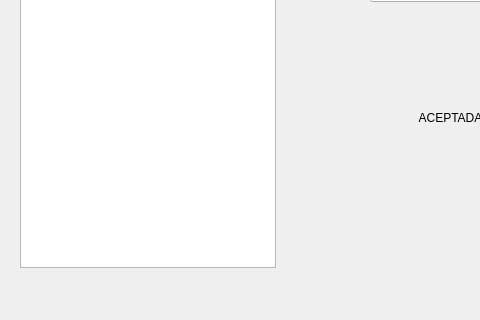
Old version of the form mainwindow.ui in the repository ricardoalzamora/Parser; both pictures show x 0 to 480 and y 180 to 500 of the 600 by 500 pixel window.
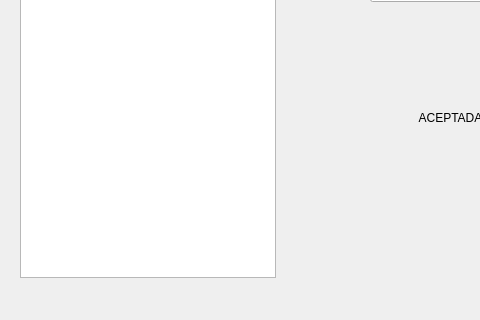
New version of the form.

Diff of the .ui file:
```diff
--- a/mainwindow.ui
+++ b/mainwindow.ui
@@ -49,16 +49,6 @@
      <string>Regla</string>
     </property>
    </widget>
-   <widget class="QListView" name="listView">
-    <property name="geometry">
-     <rect>
-      <x>20</x>
-      <y>140</y>
-      <width>256</width>
-      <height>291</height>
-     </rect>
-    </property>
-   </widget>
    <widget class="QLabel" name="label_2">
     <property name="geometry">
      <rect>
@@ -127,6 +117,16 @@
      <string>Revisar</string>
     </property>
    </widget>
+   <widget class="QListWidget" name="listWidget">
+    <property name="geometry">
+     <rect>
+      <x>20</x>
+      <y>140</y>
+      <width>256</width>
+      <height>301</height>
+     </rect>
+    </property>
+   </widget>
   </widget>
   <widget class="QMenuBar" name="menuBar">
    <property name="geometry">
```
